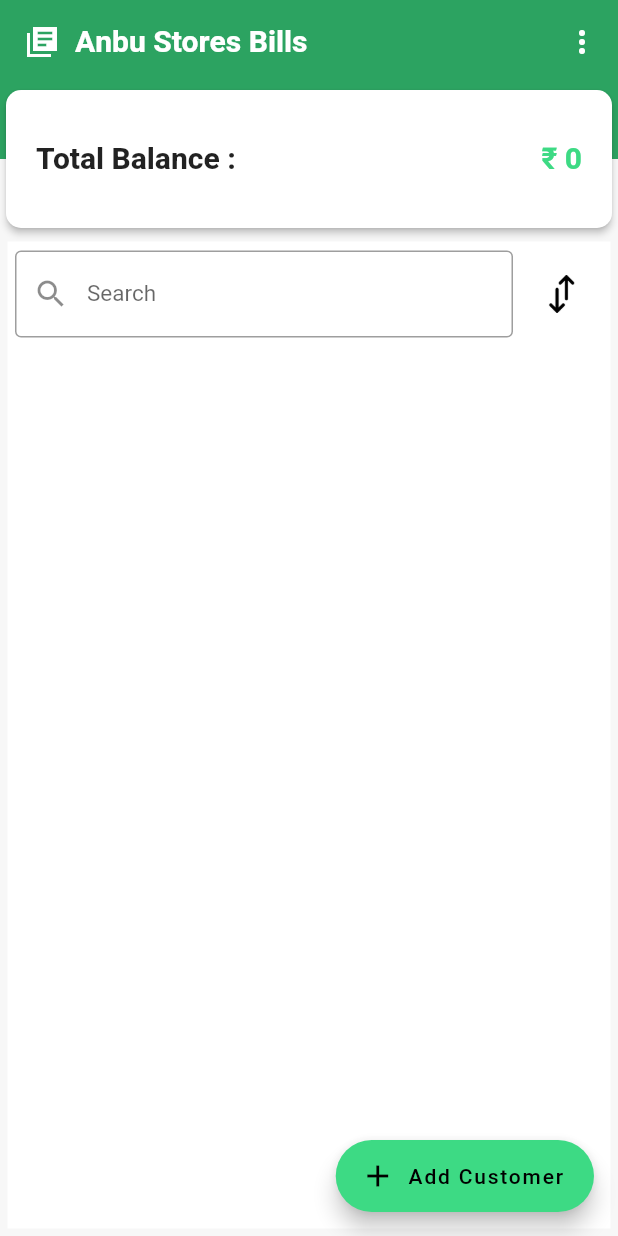
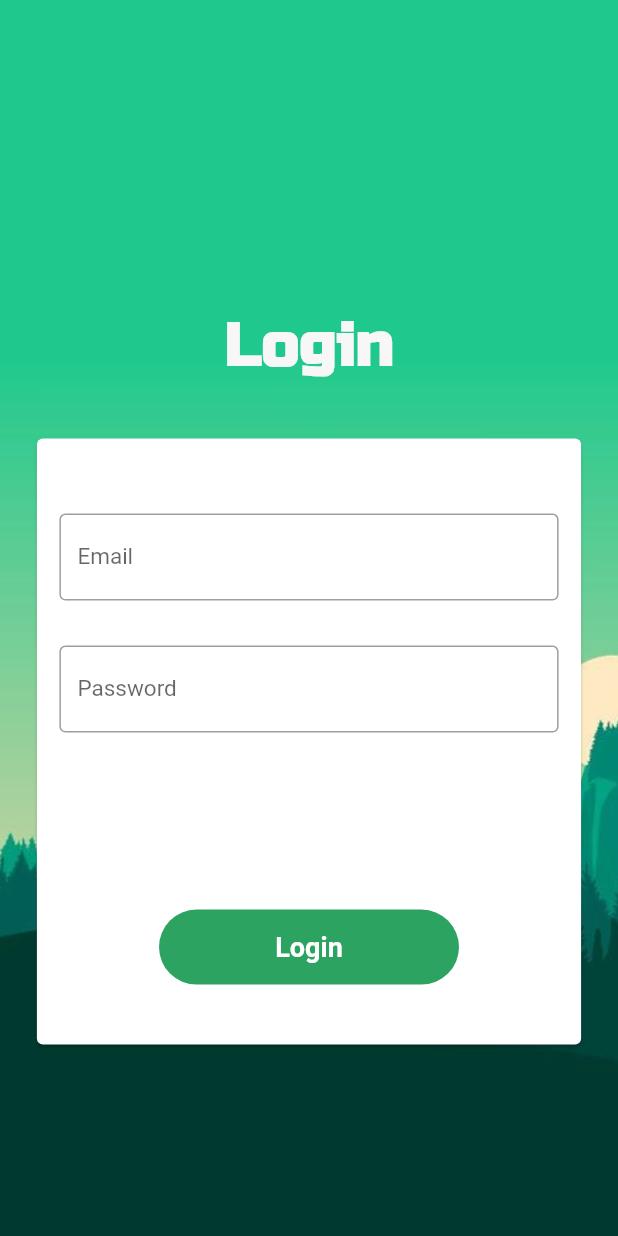
Before and after one commit to Raveen2001/Bills-Application, a Flutter app: the screen it shows after launch, on a phone screen of 412 x 824 dp. Run offline on Flutter 3.47's test engine with Material 2 defaults, Android fonts, the phone set to English and light mode, and no system bars; our stand-ins replace cloud_firestore, firebase_auth, firebase_core, form_field_validator; accounts and stored records are empty.

```diff
--- /dev/null
+++ b/lib/Screens/login_page.dart
@@ -0,0 +1,170 @@
+import 'dart:math';
+
+import 'package:anbu_stores_bills/util/utils.dart';
+import 'package:firebase_auth/firebase_auth.dart';
+import 'package:flutter/cupertino.dart';
+import 'package:flutter/material.dart';
+import 'package:form_field_validator/form_field_validator.dart';
+
+class LoginPage extends StatefulWidget {
+  @override
+  _LoginPageState createState() => _LoginPageState();
+}
+
+class _LoginPageState extends State<LoginPage> {
+  final FocusNode emailFocus = FocusNode(), passwordFocus = FocusNode();
+  final _formKey = GlobalKey<FormState>();
+  bool showError = false, isLoggingIn = false;
+  String email, password;
+  final key = GlobalKey<ScaffoldState>();
+
+
+  @override
+  Widget build(BuildContext context) {
+    // isLoggingIn = false;
+    return Scaffold(
+      key: key,
+      body: SingleChildScrollView(
+        child: Stack(
+          alignment: Alignment.center,
+          children: [
+            Image.asset(
+              "assets/images/background.jpg",
+              fit: BoxFit.cover,
+              width: Utils.size.width,
+              height: Utils.size.height,
+            ),
+            Positioned(
+              top: Utils.size.height * 0.25,
+              child: Text(
+                "Login",
+                style: TextStyle(
+                    fontSize: 40,
+                    fontWeight: FontWeight.w700,
+                    fontFamily: "RussoOne",
+                    // backgroundColor: Theme.of(context).primaryColor,
+                    color: Theme.of(context).backgroundColor),
+              ),
+            ),
+            Positioned(
+                width: Utils.size.width * 0.9,
+                height: Utils.size.height * 0.5,
+                bottom: Utils.size.height * 0.15,
+                child: Card(
+                  child: Container(
+                    padding: const EdgeInsets.only(
+                        top: 30, left: 15, right: 15, bottom: 20),
+                    child: Form(
+                      // autovalidateMode: AutovalidateMode.onUserInteraction,
+                      key: _formKey,
+                      child: Column(
+                        children: [
+                          SizedBox(
+                            height: 20,
+                          ),
+                          TextFormField(
+                            focusNode: emailFocus,
+                            onSaved: (value) {
+                              email = value;
+                            },
+                            textInputAction: TextInputAction.next,
+                            onFieldSubmitted: (_){
+                              Focus.of(context).requestFocus(passwordFocus);
+                            },
+                            validator: MultiValidator(
+                              [
+                                RequiredValidator(errorText: "This field is required"),
+                                EmailValidator(
+                                    errorText: "Enter a valid Email"),
+                              ]
+                            ),
+                            style: TextStyle(
+                              fontSize: 15,
+                            ),
+                            keyboardType: TextInputType.emailAddress,
+                            cursorColor: Theme.of(context).primaryColor,
+                            maxLines: 1,
+                            decoration: InputDecoration(
+                                labelText: "Email",
+                                border: OutlineInputBorder()),
+                          ),
+                          SizedBox(
+                            height: 30,
+                          ),
+                          TextFormField(
+                            focusNode: passwordFocus,
+                            onSaved: (value) {
+                              password = value;
+                            },
+                            textInputAction: TextInputAction.done,
+                            onFieldSubmitted: (_) => login(),
+                            validator: MinLengthValidator(5,
+                                errorText: "Enter a valid Password"),
+                            style: TextStyle(
+                              fontSize: 15,
+                            ),
+                            cursorColor: Theme.of(context).primaryColor,
+                            maxLines: 1,
+                            obscureText: true,
+                            decoration: InputDecoration(
+                                labelText: "Password",
+                                border: OutlineInputBorder()),
+                          ),
+                          Spacer(),
+                          if(showError)
+                          Text("Incorrect Username or Password !", style: TextStyle(
+                            color: Colors.red
+                          ),),
+                          Spacer(),
+                          Container(
+                            width: 200,
+                            height: 50,
+                            child: FlatButton(
+                              onPressed: isLoggingIn ? null : login,
+                              shape: RoundedRectangleBorder(borderRadius: BorderRadius.circular(25)),
+                              child: isLoggingIn? Container( width: 30, height: 30,child: CircularProgressIndicator()) :Text("Login", style: TextStyle(
+                                fontSize: 18,
+                                fontWeight: FontWeight.w700
+                              ),),
+                              textColor: Colors.white,
+                              color: Theme.of(context).primaryColor,
+                            ),
+                          ),
+                          SizedBox(height: 20,)
+                        ],
+                      ),
+                    ),
+                  ),
+                ))
+          ],
+        ),
+      ),
+    );
+  }
+
+  void login() async {
+    if(_formKey.currentState.validate()){
+      _formKey.currentState.save();
+      setState(() {
+        isLoggingIn = true;
+      });
+      try {
+        UserCredential userCredential = await FirebaseAuth.instance.signInWithEmailAndPassword(
+            email: email,
+            password: password
+        );
+      } on FirebaseAuthException catch (e) {
+        if (e.code == 'user-not-found' || e.code == 'wrong-password') {
+          setState(() {
+            showError = true;
+          });
+        }
+      } catch (e) {
+        print(e);
+      }
+      setState(() {
+        isLoggingIn = false;
+      });
+    }
+  }
+}
--- a/lib/Widgets/all_customers.dart
+++ b/lib/Widgets/all_customers.dart
@@ -33,7 +33,7 @@ class _AllCustomersState extends State<AllCustomers> {
     print(customers);
     print("Notified");
 
-    return customerStore.isLoading? Center(child: CircularProgressIndicator(),):Container(
+    return customerStore.isLoading ? Center(child: CircularProgressIndicator(),) : Container(
       margin: const EdgeInsets.all(5),
       width: double.infinity,
       color: Colors.white,
--- a/lib/Widgets/search_bar.dart
+++ b/lib/Widgets/search_bar.dart
@@ -17,7 +17,7 @@ class _SearchBarState extends State<SearchBar> {
   void didChangeDependencies() {
     if(isFirst){
       print("building");
-      customerStore = Provider.of<CustomerStore>(context);
+      customerStore = Provider.of<CustomerStore>(context, listen: false);
       isFirst = false;
     }
     super.didChangeDependencies();
@@ -36,6 +36,7 @@ class _SearchBarState extends State<SearchBar> {
               child: TextField(
                 onChanged: (value) {
                   print(value);
+                  customerStore.searchCustomer(value);
                 },
                 style: TextStyle(
                   fontSize: 15,
--- a/lib/main.dart
+++ b/lib/main.dart
@@ -1,10 +1,12 @@
-import 'package:anbu_stores_bills/Screens/add_customer.dart';
-import 'file:///E:/Anbu%20Stores/anbu_stores_bills/lib/Widgets/main_screen_body.dart';
+import 'package:anbu_stores_bills/Screens/HomePage.dart';
+import 'package:anbu_stores_bills/Screens/login_page.dart';
 import 'package:anbu_stores_bills/Store/CustomerStore.dart';
 import 'package:anbu_stores_bills/Store/TransactionStore.dart';
 import 'package:anbu_stores_bills/util/utils.dart';
+import 'package:firebase_auth/firebase_auth.dart';
 import 'package:firebase_core/firebase_core.dart';
 import 'package:flutter/material.dart';
+import 'package:flutter/services.dart';
 import 'package:provider/provider.dart';
 
 void main() async {
@@ -14,13 +16,18 @@ void main() async {
 }
 
 class MyApp extends StatelessWidget {
+  final key = GlobalKey<ScaffoldState>();
   // This widget is the root of your application.
   @override
   Widget build(BuildContext context) {
+    SystemChrome.setPreferredOrientations([
+      DeviceOrientation.portraitUp,
+      DeviceOrientation.portraitDown,
+    ]);
     return MultiProvider(
       providers: [
-        ChangeNotifierProvider(create: (ctx)=> CustomerStore()),
-        ChangeNotifierProvider(create: (ctx)=> TransactionStore()),
+        ChangeNotifierProvider(create: (ctx) => CustomerStore()),
+        ChangeNotifierProvider(create: (ctx) => TransactionStore()),
       ],
       child: MaterialApp(
           title: 'Anbu Stores Bills',
@@ -28,7 +35,8 @@ class MyApp extends StatelessWidget {
             // primarySwatch: Colors.green,
             primaryColor: Color.fromRGBO(44, 163, 97, 1),
             accentColor: Color.fromRGBO(61, 218, 132, 1),
-          textTheme: Theme.of(context)
+            textTheme: Theme
+                .of(context)
                 .textTheme
                 .apply(displayColor: Color.fromRGBO(47, 47, 47, 1)),
             fontFamily: "Heebo",
@@ -36,69 +44,23 @@ class MyApp extends StatelessWidget {
             visualDensity: VisualDensity.adaptivePlatformDensity,
           ),
           // home: CustomerDetailsScreen(),
-        home: MyHomePage(title: 'Anbu Stores Bills'),
+          home: StreamBuilder(
+            stream: _auth(),
+            builder: (cxt, snapshots) {
+              Utils(cxt);
+            if (snapshots.hasData) {
+              return MyHomePage(title: 'Anbu Stores Bills');
+            }else{
+              return LoginPage();
+            }
+          },
+          )
         // home: AddCustomer()
       ),
     );
   }
-}
 
-class MyHomePage extends StatefulWidget {
-  MyHomePage({Key key, this.title}) : super(key: key);
-  final String title;
-
-  @override
-  _MyHomePageState createState() => _MyHomePageState();
-}
-
-class _MyHomePageState extends State<MyHomePage> {
-
-  @override
-  void didChangeDependencies() async {
-    super.didChangeDependencies();
-  }
-  @override
-  Widget build(BuildContext context) {
-    new Utils(context);
-    return Scaffold(
-      appBar: AppBar(
-        elevation: 0,
-        title: Row(
-          children: [
-            Icon(Icons.my_library_books_sharp),
-            SizedBox(
-              width: 10,
-            ),
-            Text(
-              widget.title,
-              style: TextStyle(fontWeight: FontWeight.w700),
-            )
-          ],
-        ),
-        actions: [
-          PopupMenuButton(
-            itemBuilder: (ctx) => [
-              PopupMenuItem(
-                child: Text("Logout"),
-                value: "Logout",
-              )
-            ],
-            onSelected: (value) {
-              //TODO: make logout
-              print(value);
-            },
-          )
-        ],
-      ),
-      body: MainScreenBody(),
-      floatingActionButton: FloatingActionButton.extended(
-        label: Text("Add Customer"),
-        icon: Icon(Icons.add),
-        onPressed: () {
-          Navigator.of(context).push(MaterialPageRoute(builder: (cxt) => AddCustomer()));
-        },
-        tooltip: 'Add Customer',
-      ),
-    );
+  Stream _auth(){
+    return FirebaseAuth.instance.authStateChanges();
   }
 }
--- a/pubspec.yaml
+++ b/pubspec.yaml
@@ -33,6 +33,8 @@ dependencies:
   cloud_firestore: ^0.16.0+1
   firebase_core: ^0.7.0
   provider: ^4.3.3
+  firebase_auth: ^0.20.1
+  form_field_validator: ^1.0.1
 
 dev_dependencies:
   flutter_test:
@@ -73,6 +75,9 @@ flutter:
           weight: 500
         - asset: assets/fonts/Heebo-Bold.ttf
           weight: 700
+    - family: RussoOne
+      fonts:
+        - asset: assets/fonts/RussoOne-Regular.ttf
 
 
   # For details regarding fonts from package dependencies,
```
Also changed, not shown: lib/Screens/HomePage.dart (added, +70 -0 lines), lib/Screens/add_customer.dart (+29 -5 lines), lib/Screens/customer_details_screen.dart (+7 -12 lines), lib/Store/CustomerStore.dart (+55 -24 lines), lib/Store/TransactionStore.dart (+18 -2 lines), lib/Widgets/add_dialog.dart (+20 -4 lines), lib/Widgets/customer_balance_summary.dart (+13 -6 lines), lib/Widgets/minus_dialog.dart (+18 -2 lines), assets/fonts/RussoOne-Regular.ttf (added), assets/images/background.jpg (added), pubspec.lock. Lines whose indentation alone changed are shown as unchanged.
